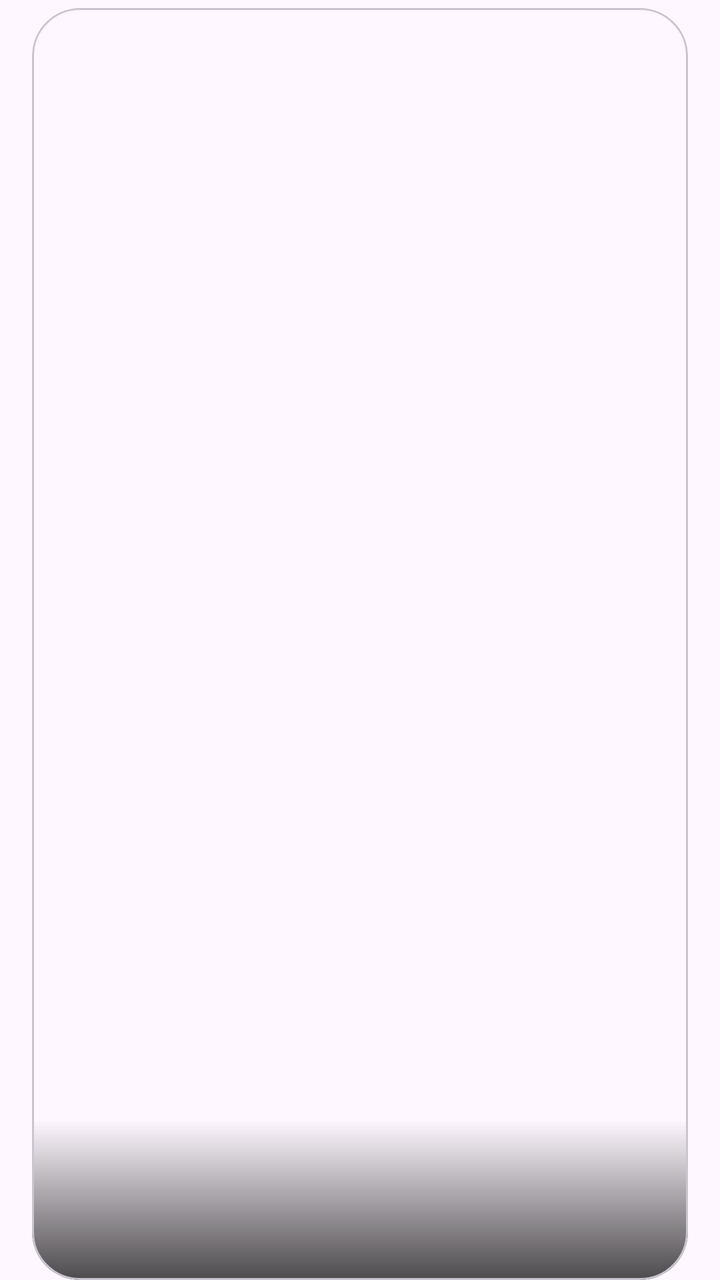
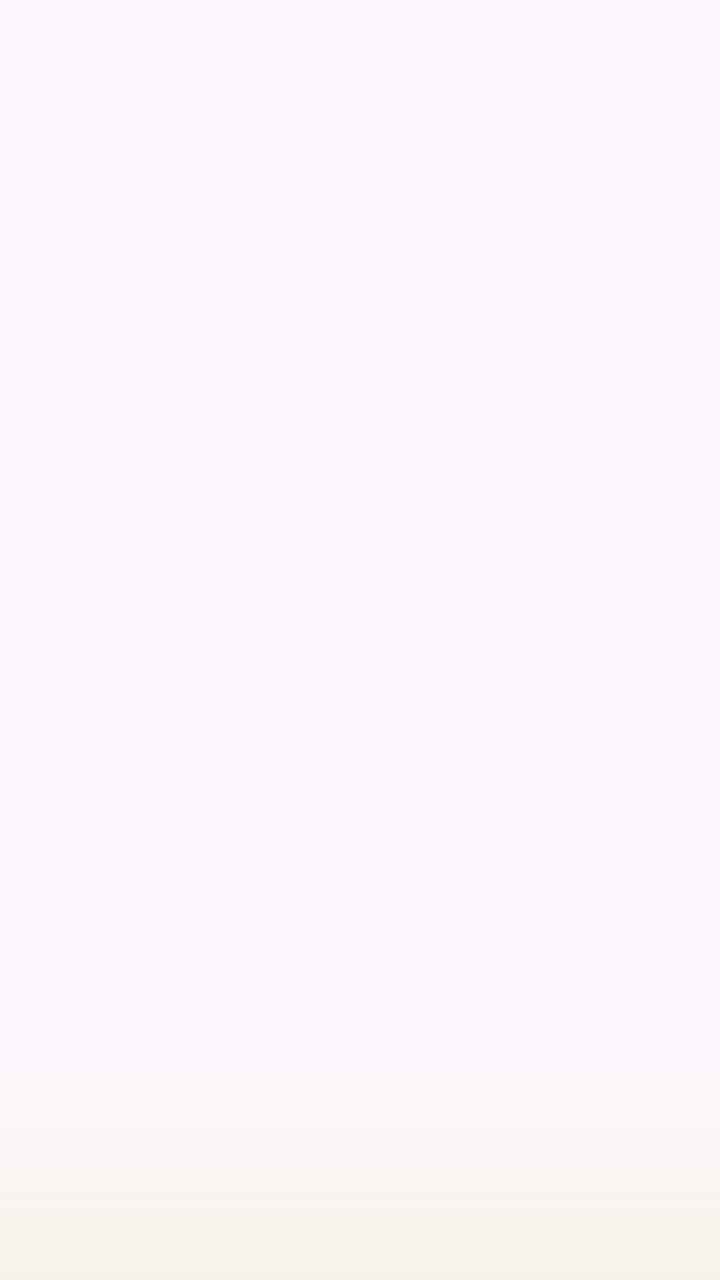

An Android layout rendered at two revisions. The XML below is the earlier revision; the diff shows what the commit changed to produce the second picture.
<!-- AndroidManifest.xml: application theme Theme.BoxZero -->
<!-- res/layout/item_banner.xml -->
<?xml version="1.0" encoding="utf-8"?>
<FrameLayout xmlns:android="http://schemas.android.com/apk/res/android"
    xmlns:app="http://schemas.android.com/apk/res-auto"
    android:layout_width="match_parent"
    android:layout_height="match_parent">

    <com.google.android.material.card.MaterialCardView
        android:layout_width="match_parent"
        android:layout_height="match_parent"
        android:layout_marginStart="16dp"
        android:layout_marginEnd="16dp"
        android:layout_marginTop="4dp"
        app:cardCornerRadius="24dp"
        app:cardElevation="0dp">

        <FrameLayout
            android:layout_width="match_parent"
            android:layout_height="match_parent">

            <ImageView
                android:id="@+id/pic"
                android:layout_width="match_parent"
                android:layout_height="match_parent"
                android:scaleType="centerCrop" />

            <View
                android:layout_width="match_parent"
                android:layout_height="80dp"
                android:layout_gravity="bottom"
                android:background="@drawable/fade_bottom" />
        </FrameLayout>
    </com.google.android.material.card.MaterialCardView>
</FrameLayout>
<!-- resources referenced by this layout -->
<resources>
  <!-- drawable fade_bottom (drawable) -->
  <?xml version="1.0" encoding="utf-8"?>
  <shape xmlns:android="http://schemas.android.com/apk/res/android"
      android:shape="rectangle">
      <gradient
          android:angle="270"
          android:startColor="#00000000"
          android:endColor="#B3000000" />
  </shape>
  <style name="Theme.BoxZero" parent="Theme.Material3.DayNight.NoActionBar">
      </style>
</resources>

<!-- the commit's change to res/layout/item_banner.xml (unified diff, before → after) -->
@@ -1,33 +1,17 @@
 <?xml version="1.0" encoding="utf-8"?>
 <FrameLayout xmlns:android="http://schemas.android.com/apk/res/android"
-    xmlns:app="http://schemas.android.com/apk/res-auto"
     android:layout_width="match_parent"
     android:layout_height="match_parent">
 
-    <com.google.android.material.card.MaterialCardView
+    <ImageView
+        android:id="@+id/pic"
         android:layout_width="match_parent"
         android:layout_height="match_parent"
-        android:layout_marginStart="16dp"
-        android:layout_marginEnd="16dp"
-        android:layout_marginTop="4dp"
-        app:cardCornerRadius="24dp"
-        app:cardElevation="0dp">
+        android:scaleType="centerCrop" />
 
-        <FrameLayout
-            android:layout_width="match_parent"
-            android:layout_height="match_parent">
-
-            <ImageView
-                android:id="@+id/pic"
-                android:layout_width="match_parent"
-                android:layout_height="match_parent"
-                android:scaleType="centerCrop" />
-
-            <View
-                android:layout_width="match_parent"
-                android:layout_height="80dp"
-                android:layout_gravity="bottom"
-                android:background="@drawable/fade_bottom" />
-        </FrameLayout>
-    </com.google.android.material.card.MaterialCardView>
+    <View
+        android:layout_width="match_parent"
+        android:layout_height="120dp"
+        android:layout_gravity="bottom"
+        android:background="@drawable/fade_to_bg" />
 </FrameLayout>
<!-- resource entries referenced after the edit -->
@@ -1,13 +1,13 @@
 <!-- resources referenced by this layout -->
 <resources>
-  <!-- drawable fade_bottom (drawable) -->
+  <!-- drawable fade_to_bg (drawable) -->
   <?xml version="1.0" encoding="utf-8"?>
   <shape xmlns:android="http://schemas.android.com/apk/res/android"
       android:shape="rectangle">
       <gradient
           android:angle="270"
-          android:startColor="#00000000"
-          android:endColor="#B3000000" />
+          android:startColor="#00F7F2E9"
+          android:endColor="#F7F2E9" />
   </shape>
   <style name="Theme.BoxZero" parent="Theme.Material3.DayNight.NoActionBar">
       </style>
